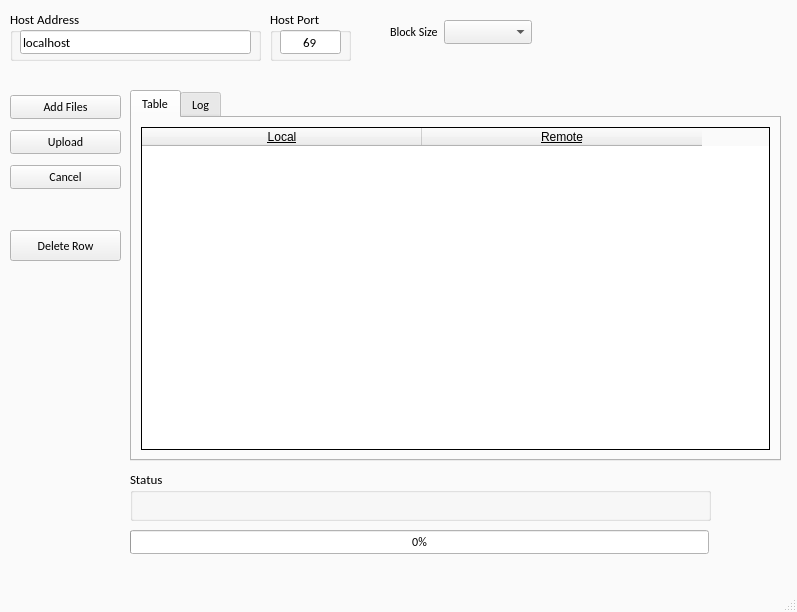
The window that mainwindow.ui (AintIaStinker/tftpe) describes before a commit, drawn with Qt 5.
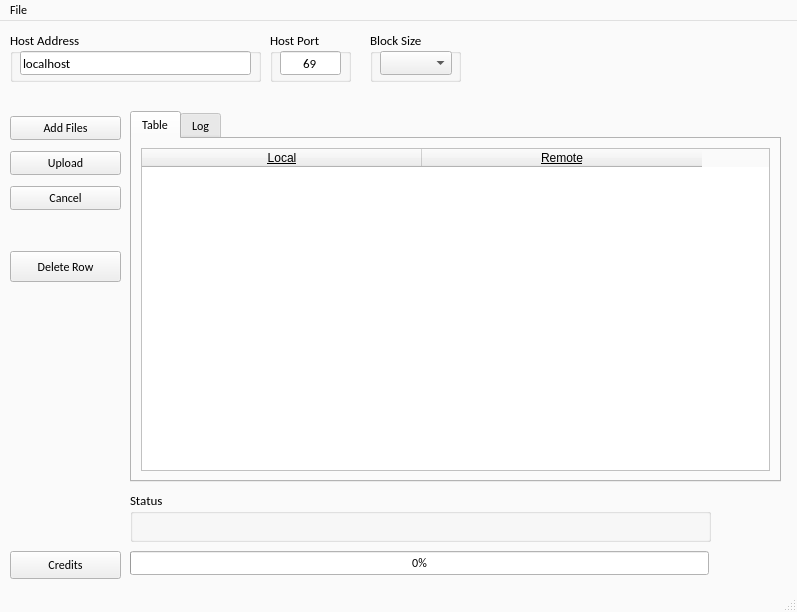
The same window after the commit. Icons and pictures are not drawn.

```diff
--- a/mainwindow.ui
+++ b/mainwindow.ui
@@ -87,85 +87,6 @@
    <set>Qt::ImhNone</set>
   </property>
   <widget class="QWidget" name="centralwidget">
-   <widget class="QWidget" name="layoutWidget_2">
-    <property name="geometry">
-     <rect>
-      <x>390</x>
-      <y>20</y>
-      <width>142</width>
-      <height>31</height>
-     </rect>
-    </property>
-    <property name="font">
-     <font>
-      <family>Calibri</family>
-      <pointsize>9</pointsize>
-     </font>
-    </property>
-    <layout class="QFormLayout" name="formLayout_3">
-     <item row="0" column="0">
-      <widget class="QLabel" name="lblBlockSize">
-       <property name="font">
-        <font>
-         <family>Calibri</family>
-         <pointsize>9</pointsize>
-        </font>
-       </property>
-       <property name="text">
-        <string>Block Size</string>
-       </property>
-      </widget>
-     </item>
-     <item row="0" column="1">
-      <widget class="QComboBox" name="cmbBlockSize">
-       <property name="font">
-        <font>
-         <family>Calibri</family>
-         <pointsize>9</pointsize>
-        </font>
-       </property>
-       <property name="placeholderText">
-        <string>512</string>
-       </property>
-       <item>
-        <property name="text">
-         <string>512</string>
-        </property>
-       </item>
-       <item>
-        <property name="text">
-         <string>1024</string>
-        </property>
-       </item>
-       <item>
-        <property name="text">
-         <string>2048</string>
-        </property>
-       </item>
-       <item>
-        <property name="text">
-         <string>4096</string>
-        </property>
-       </item>
-       <item>
-        <property name="text">
-         <string>8192</string>
-        </property>
-       </item>
-       <item>
-        <property name="text">
-         <string>16384</string>
-        </property>
-       </item>
-       <item>
-        <property name="text">
-         <string>32768</string>
-        </property>
-       </item>
-      </widget>
-     </item>
-    </layout>
-   </widget>
    <widget class="QTabWidget" name="tabWidget">
     <property name="geometry">
      <rect>
@@ -192,7 +113,7 @@
          <bool>true</bool>
         </property>
         <property name="frameShape">
-         <enum>QFrame::Box</enum>
+         <enum>QFrame::StyledPanel</enum>
         </property>
         <property name="frameShadow">
          <enum>QFrame::Plain</enum>
@@ -545,6 +466,92 @@
      <enum>Qt::Vertical</enum>
     </property>
    </widget>
+   <widget class="QPushButton" name="btnCredits">
+    <property name="geometry">
+     <rect>
+      <x>10</x>
+      <y>530</y>
+      <width>111</width>
+      <height>28</height>
+     </rect>
+    </property>
+    <property name="text">
+     <string>Credits</string>
+    </property>
+   </widget>
+   <widget class="QGroupBox" name="groupBox_4">
+    <property name="geometry">
+     <rect>
+      <x>370</x>
+      <y>10</y>
+      <width>91</width>
+      <height>51</height>
+     </rect>
+    </property>
+    <property name="font">
+     <font>
+      <family>Calibri</family>
+      <pointsize>10</pointsize>
+     </font>
+    </property>
+    <property name="title">
+     <string>Block Size</string>
+    </property>
+    <widget class="QComboBox" name="cmbBlockSize">
+     <property name="geometry">
+      <rect>
+       <x>10</x>
+       <y>20</y>
+       <width>72</width>
+       <height>24</height>
+      </rect>
+     </property>
+     <property name="font">
+      <font>
+       <family>Calibri</family>
+       <pointsize>9</pointsize>
+      </font>
+     </property>
+     <property name="placeholderText">
+      <string>512</string>
+     </property>
+     <item>
+      <property name="text">
+       <string>512</string>
+      </property>
+     </item>
+     <item>
+      <property name="text">
+       <string>1024</string>
+      </property>
+     </item>
+     <item>
+      <property name="text">
+       <string>2048</string>
+      </property>
+     </item>
+     <item>
+      <property name="text">
+       <string>4096</string>
+      </property>
+     </item>
+     <item>
+      <property name="text">
+       <string>8192</string>
+      </property>
+     </item>
+     <item>
+      <property name="text">
+       <string>16384</string>
+      </property>
+     </item>
+     <item>
+      <property name="text">
+       <string>32768</string>
+      </property>
+     </item>
+    </widget>
+   </widget>
   </widget>
   <widget class="QStatusBar" name="statusbar"/>
   <widget class="QMenuBar" name="menubar">
@@ -556,6 +563,16 @@
      <height>24</height>
     </rect>
    </property>
+   <widget class="QMenu" name="menuFile">
+    <property name="title">
+     <string>File</string>
+    </property>
+    <addaction name="actionSave_Config"/>
+    <addaction name="actionLoad_Config"/>
+    <addaction name="separator"/>
+    <addaction name="actionExit"/>
+   </widget>
+   <addaction name="menuFile"/>
   </widget>
  </widget>
  <resources>
```
Left out of the diff: 26 changed lines with no effect on the pictures.
